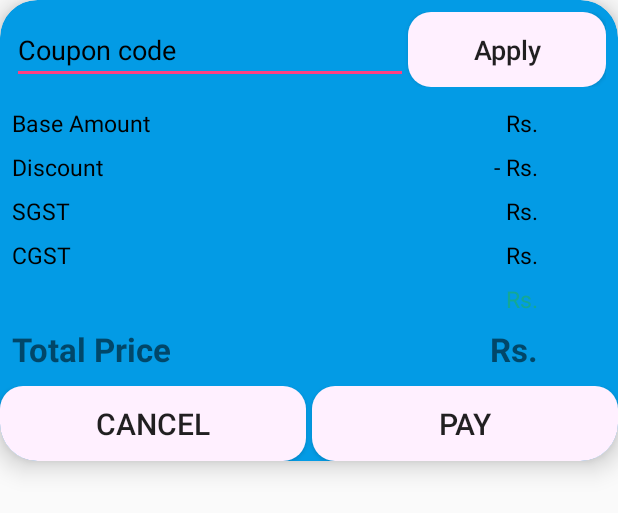
After one commit to with-shrey/Pixectra, an Android app: the layout bottomsheet.xml on its own in the app's theme, with its tools: preview values and no code run, on a phone screen of 412 x 824 dp. The commit adds this screen. Shown: the top 513 px of the screen. Run offline under Robolectric (Android 15) with nearby library versions, the phone set to English and light mode, and no system bars.

Commit message:
Merged Bottom Sheet

```diff
--- a/app/build.gradle
+++ b/app/build.gradle
@@ -46,6 +46,7 @@ dependencies {
     implementation 'com.android.support.constraint:constraint-layout:1.0.2'
     implementation 'com.android.support:design:27.1.0'
     implementation 'com.android.volley:volley:1.1.0'
+    implementation 'com.google.firebase:firebase-storage:11.8.0'
     compile 'com.google.firebase:firebase-auth:11.8.0'
     compile 'com.google.android.gms:play-services-auth:11.8.0'
     implementation 'com.android.support:support-v4:27.1.0'
--- a/app/src/main/java/com/pixectra/app/Fragments/ImageFragment.java
+++ b/app/src/main/java/com/pixectra/app/Fragments/ImageFragment.java
@@ -744,7 +744,7 @@ public class ImageFragment extends Fragment {
                         Bundle bundle = new Bundle();
                         bundle.putString("name", albumList.get(+getAdapterPosition()).get(Function.KEY_ALBUM));
                         bundle.putString("key", key);
-                        bundle.putInt("pics", maxPics);
+                        bundle.putInt("maxPics", maxPics);
                         fragment.setArguments(bundle);
                         FragmentTransaction fragmentTransaction;
                         fragmentTransaction = getActivity().getSupportFragmentManager().beginTransaction();
--- a/app/src/main/java/com/pixectra/app/Fragments/SubscribeFragment.java
+++ b/app/src/main/java/com/pixectra/app/Fragments/SubscribeFragment.java
@@ -74,8 +74,6 @@ public class SubscribeFragment extends Fragment {
                 data.clear();
                 for (DataSnapshot temp:dataSnapshot.getChildren()){
                     data.add(temp.getValue(Product.class));
-                    Product product = temp.getValue(Product.class);
-                    data.add(product);
                 }
                 view.findViewById(R.id.subscribe_progress).setVisibility(View.GONE);
                 mposterRecyclerViewAdapter.notifyDataSetChanged();
--- a/app/src/main/java/com/pixectra/app/Models/Product.java
+++ b/app/src/main/java/com/pixectra/app/Models/Product.java
@@ -1,13 +1,10 @@
 package com.pixectra.app.Models;
-
-import com.google.firebase.database.Exclude;
 
 /**
  * Created by XCODER on 2/10/2018.
  */
 
 public class Product {
-    @Exclude
     private String id;
     private String type;
     private String title;
@@ -18,7 +15,7 @@ public class Product {
     private String priceDesc;
 
     public Product() {
-        id = type + "~" + title;
+
     }
 
     public Product(String type, String title, String url, int maxPics, int minPics, int price, String priceDesc) {
@@ -29,6 +26,7 @@ public class Product {
         this.minPics = minPics;
         this.price = price;
         this.priceDesc = priceDesc;
+        id = type + "~" + title;
     }
 
     public String getId() {
--- a/app/src/main/java/com/pixectra/app/Utils/AlbumActivity.java
+++ b/app/src/main/java/com/pixectra/app/Utils/AlbumActivity.java
@@ -180,7 +180,7 @@ public class AlbumActivity extends Fragment {
 
             @Override
             public void onClick(View view) {
-                if (CartHolder.getInstance().getSize(getActivity().getIntent().getStringExtra("key")) < getActivity().getIntent().getIntExtra("pics", 0)) {
+                if (CartHolder.getInstance().getSize(getArguments().getString("key", "")) < getArguments().getInt("maxPics", 0)) {
                     if (overlay.getVisibility() == View.INVISIBLE) {
                         loader.setVisibility(View.VISIBLE);
                         try {
--- /dev/null
+++ b/app/src/main/res/layout/bottomsheet.xml
@@ -0,0 +1,248 @@
+<?xml version="1.0" encoding="utf-8"?>
+<android.support.v7.widget.CardView xmlns:android="http://schemas.android.com/apk/res/android"
+    xmlns:app="http://schemas.android.com/apk/res-auto"
+    android:layout_width="match_parent"
+    android:layout_height="wrap_content"
+    app:cardBackgroundColor="@color/colorPrimary"
+    app:cardCornerRadius="25dp"
+    app:cardElevation="10dp">
+
+    <LinearLayout xmlns:android="http://schemas.android.com/apk/res/android"
+        android:id="@+id/bottom_sheetlayout"
+        android:layout_width="match_parent"
+        android:layout_height="match_parent"
+        android:layout_marginTop="8dp"
+        android:orientation="vertical">
+
+        <LinearLayout
+            android:layout_width="match_parent"
+            android:layout_height="wrap_content"
+            android:layout_gravity="center"
+            android:layout_marginEnd="8dp"
+            android:layout_marginStart="8dp"
+            android:orientation="horizontal">
+
+            <EditText
+                android:id="@+id/couponedittext"
+                android:layout_width="0dp"
+                android:layout_height="wrap_content"
+                android:layout_weight="2"
+                android:hint="Coupon code"
+                android:textColorHint="@color/black" />
+
+            <Button
+                android:id="@+id/applycoupn"
+                android:layout_width="0dp"
+                android:layout_height="wrap_content"
+                android:layout_toRightOf="@id/couponedittext"
+                android:layout_weight="1"
+                android:background="@drawable/button_curve"
+                android:elevation="2dp"
+                android:text="Apply"
+                android:textAllCaps="false"
+                android:textSize="18sp" />
+        </LinearLayout>
+
+        <Space
+            android:layout_width="match_parent"
+            android:layout_height="13dp" />
+
+        <RelativeLayout
+            android:layout_width="match_parent"
+            android:layout_height="wrap_content"
+            android:orientation="horizontal"
+            android:paddingLeft="8dp"
+            android:paddingRight="8dp">
+
+            <TextView
+                android:layout_width="wrap_content"
+                android:layout_height="wrap_content"
+                android:layout_alignParentLeft="true"
+                android:text="Base Amount"
+                android:textColor="@color/black"
+                android:textSize="15sp" />
+
+            <TextView
+                android:id="@+id/carttotal"
+                android:layout_width="wrap_content"
+                android:layout_height="wrap_content"
+                android:layout_alignParentRight="true"
+                android:layout_marginRight="45dp"
+                android:text="Rs."
+                android:textColor="@color/black"
+                android:textSize="15sp" />
+        </RelativeLayout>
+
+        <Space
+            android:layout_width="match_parent"
+            android:layout_height="8dp" />
+
+        <RelativeLayout
+            android:layout_width="match_parent"
+            android:layout_height="wrap_content"
+            android:orientation="horizontal"
+            android:paddingLeft="8dp"
+            android:paddingRight="8dp">
+
+            <TextView
+                android:layout_width="wrap_content"
+                android:layout_height="wrap_content"
+                android:layout_alignParentLeft="true"
+                android:text="Discount"
+                android:textColor="@color/black"
+                android:textSize="15sp" />
+
+            <TextView
+                android:id="@+id/cartdiscount"
+                android:layout_width="wrap_content"
+                android:layout_height="wrap_content"
+                android:layout_alignParentRight="true"
+                android:layout_marginRight="45dp"
+                android:text="- Rs."
+                android:textColor="@color/black"
+                android:textSize="15sp" />
+        </RelativeLayout>
+
+        <Space
+            android:layout_width="match_parent"
+            android:layout_height="8dp"></Space>
+
+        <RelativeLayout
+            android:layout_width="match_parent"
+            android:layout_height="wrap_content"
+            android:orientation="horizontal"
+            android:paddingLeft="8dp"
+            android:paddingRight="8dp">
+
+            <TextView
+                android:layout_width="wrap_content"
+                android:layout_height="wrap_content"
+                android:layout_alignParentLeft="true"
+                android:text="SGST"
+                android:textColor="@color/black"
+                android:textSize="15sp" />
+
+            <TextView
+                android:id="@+id/stategst"
+                android:layout_width="wrap_content"
+                android:layout_height="wrap_content"
+                android:layout_alignParentRight="true"
+                android:layout_marginRight="45dp"
+                android:text="Rs."
+                android:textColor="@color/black"
+                android:textSize="15sp" />
+        </RelativeLayout>
+
+        <Space
+            android:layout_width="match_parent"
+            android:layout_height="8dp"></Space>
+
+        <RelativeLayout
+            android:layout_width="match_parent"
+            android:layout_height="wrap_content"
+            android:orientation="horizontal"
+            android:paddingLeft="8dp"
+            android:paddingRight="8dp">
+
+            <TextView
+                android:layout_width="wrap_content"
+                android:layout_height="wrap_content"
+                android:layout_alignParentLeft="true"
+                android:text="CGST"
+                android:textColor="@color/black"
+                android:textSize="15sp" />
+
+            <TextView
+                android:id="@+id/centralgst"
+                android:layout_width="wrap_content"
+                android:layout_height="wrap_content"
+                android:layout_alignParentRight="true"
+                android:layout_marginRight="45dp"
+                android:text="Rs."
+                android:textColor="@color/black"
+                android:textSize="15sp" />
+        </RelativeLayout>
+
+        <Space
+            android:layout_width="match_parent"
+            android:layout_height="8dp"></Space>
+
+        <RelativeLayout
+            android:layout_width="match_parent"
+            android:layout_height="wrap_content"
+            android:orientation="horizontal"
+            android:paddingLeft="8dp"
+            android:paddingRight="8dp">
+
+
+            <TextView
+                android:id="@+id/subtotal"
+                android:layout_width="wrap_content"
+                android:layout_height="wrap_content"
+                android:layout_alignParentRight="true"
+                android:layout_marginRight="45dp"
+                android:text="Rs."
+                android:textColor="@color/dot_dark_screen2"
+                android:textSize="15sp" />
+        </RelativeLayout>
+
+        <Space
+            android:layout_width="match_parent"
+            android:layout_height="8dp"></Space>
+
+        <RelativeLayout
+            android:layout_width="match_parent"
+            android:layout_height="wrap_content"
+            android:orientation="horizontal"
+            android:paddingLeft="8dp"
+            android:paddingRight="8dp">
+
+            <TextView
+                android:layout_width="wrap_content"
+                android:layout_height="wrap_content"
+                android:layout_alignParentLeft="true"
+                android:text="Total Price"
+                android:textSize="22sp"
+                android:textStyle="bold" />
+
+            <TextView
+                android:id="@+id/totalpayable"
+                android:layout_width="wrap_content"
+                android:layout_height="wrap_content"
+                android:layout_alignParentRight="true"
+                android:layout_marginRight="45dp"
+                android:text="Rs."
+                android:textSize="22sp"
+                android:textStyle="bold" />
+        </RelativeLayout>
+
+        <LinearLayout
+            android:layout_width="match_parent"
+            android:layout_height="wrap_content"
+            android:layout_marginTop="10dp"
+            android:orientation="horizontal">
+
+            <Button
+                android:id="@+id/bottomsheet_cancel"
+                android:layout_width="match_parent"
+                android:layout_height="wrap_content"
+                android:layout_marginEnd="2dp"
+                android:layout_marginRight="2dp"
+                android:layout_weight="1"
+                android:background="@drawable/button_curve"
+                android:text="Cancel"
+                android:textSize="20sp" />
+
+            <Button
+                android:id="@+id/bottomsheet_pay"
+                android:layout_width="match_parent"
+                android:layout_height="wrap_content"
+                android:layout_marginLeft="2dp"
+                android:layout_marginStart="2dp"
+                android:layout_weight="1"
+                android:background="@drawable/button_curve"
+                android:text="PAY"
+                android:textSize="20sp" />
+        </LinearLayout>
+    </LinearLayout>
+</android.support.v7.widget.CardView>
```
Also changed, not shown: app/src/main/java/com/pixectra/app/Checkout.java (+47 -0 lines), app/src/main/java/com/pixectra/app/MainActivity.java (+26 -0 lines), app/src/main/java/com/pixectra/app/Models/Address.java (+38 -24 lines), app/src/main/java/com/pixectra/app/Models/CheckoutData.java (added, +26 -0 lines), app/src/main/java/com/pixectra/app/Models/Price.java (added, +52 -0 lines), app/src/main/java/com/pixectra/app/Models/User.java (+10 -0 lines), app/src/main/java/com/pixectra/app/Utils/ImageController.java (added, +71 -0 lines), app/src/main/res/layout/activity_checkout.xml (+11 -0 lines).
